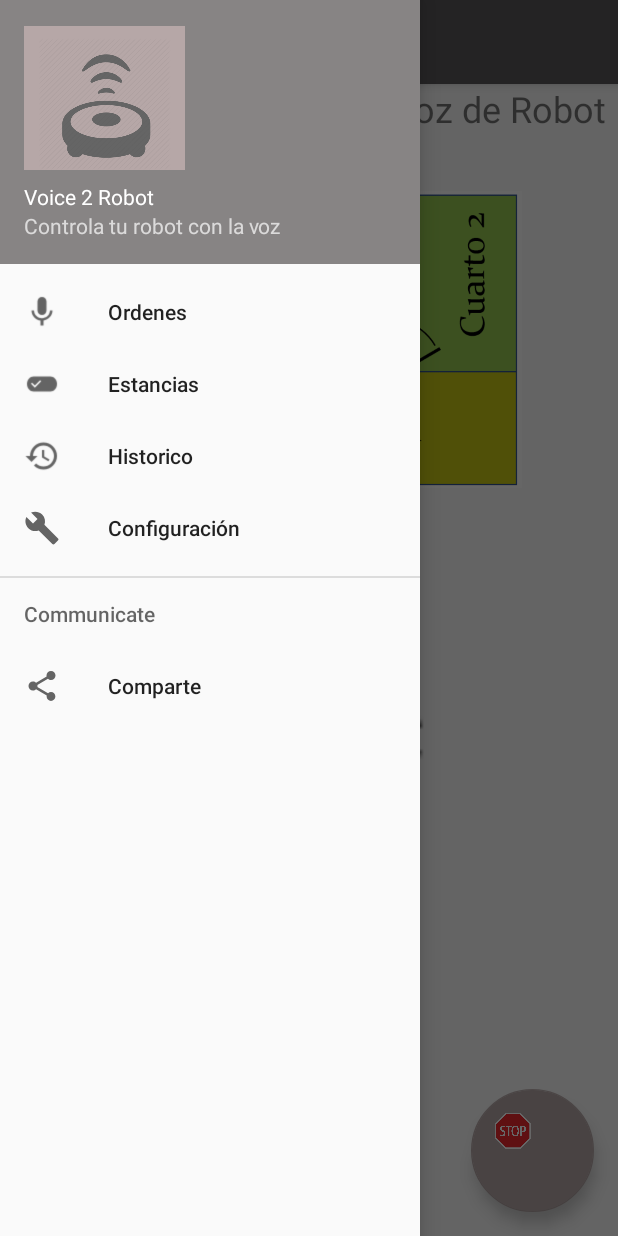
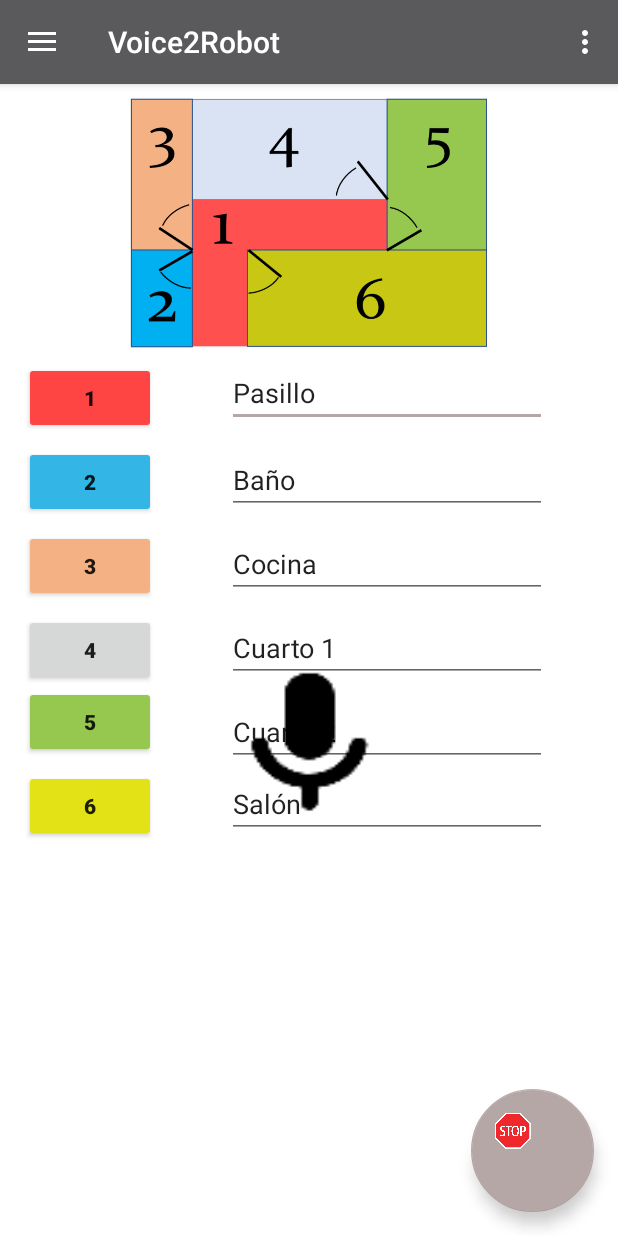
Before and after one commit to AmirHTH/Droid2Car, an Android app: the screen it shows after launch (MainActivity), in the side drawer, after a tap on "Estancias", on a phone screen of 412 x 824 dp. Run offline under Robolectric (Android 15) with nearby library versions, the phone set to English and light mode, and no system bars.

Commit message:
casi todo solo mic volador

```diff
--- a/app/build.gradle
+++ b/app/build.gradle
@@ -24,7 +24,7 @@ android {
 
 dependencies {
     implementation fileTree(dir: 'libs', include: ['*.jar'])
-    implementation"org.jetbrains.kotlin:kotlin-stdlib-jre7:$kotlin_version"
+    implementation "org.jetbrains.kotlin:kotlin-stdlib-jre7:$kotlin_version"
     implementation 'com.android.support:appcompat-v7:27.1.1'
     implementation 'com.android.support:support-v4:27.1.1'
     implementation 'com.android.support:design:27.1.1'
--- a/app/src/main/java/com/prototype/droid2car/droid2car/MainActivity.kt
+++ b/app/src/main/java/com/prototype/droid2car/droid2car/MainActivity.kt
@@ -19,6 +19,8 @@ import android.util.Log
 import android.view.View
 
 import android.widget.TextView
+import android.R.attr.fragment
+import android.support.v4.app.Fragment
 
 
 class MainActivity : AppCompatActivity(), NavigationView.OnNavigationItemSelectedListener {
@@ -87,16 +89,25 @@ class MainActivity : AppCompatActivity(), NavigationView.OnNavigationItemSelecte
 
     override fun onNavigationItemSelected(item: MenuItem): Boolean {
         // Handle navigation view item clicks here.
+
+        val fragmentManager = getSupportFragmentManager()
+        var fragment = Fragment()
+        var tag = ""
         when (item.itemId) {
             R.id.nav_ordenes -> {
-                setContentView(R.layout.activity_main)
+                tag = fragmentOrdenes.tag
+                fragment = fragmentManager.findFragmentByTag(tag) ?: fragmentOrdenes()
+                fragment.arguments
+            }
+            R.id.nav_estancias -> {
+
+                tag = fragmentPlano.tag
+                 fragment = fragmentManager.findFragmentByTag(tag) ?: fragmentPlano()
+                fragment.arguments
 
 
 
-            }
-            R.id.nav_estancias -> {
-
-                setContentView(R.layout.plano)
+                //   setContentView(R.layout.plano)
 
 
                  Log.i("Content main main "," Main layout ");
@@ -113,10 +124,15 @@ class MainActivity : AppCompatActivity(), NavigationView.OnNavigationItemSelecte
             }
 
         }
+        fragmentManager.beginTransaction()
+                .replace(R.id.fragmentArea, fragment, tag)
+                .addToBackStack(tag)
+                .commit()
 
         drawer_layout.closeDrawer(GravityCompat.START)
         return true
     }
+
 
 
     fun recVoz(view: View) {
--- /dev/null
+++ b/app/src/main/java/com/prototype/droid2car/droid2car/fragmentOrdenes.kt
@@ -0,0 +1,86 @@
+package com.prototype.droid2car.droid2car
+
+import android.content.Context
+import android.net.Uri
+import android.os.Bundle
+import android.support.v4.app.Fragment
+import android.view.LayoutInflater
+import android.view.View
+import android.view.ViewGroup
+
+
+// TODO: Rename parameter arguments, choose names that match
+// the fragment initialization parameters, e.g. ARG_ITEM_NUMBER
+
+
+/**
+ * A simple [Fragment] subclass.
+ * Activities that contain this fragment must implement the
+ * [fragmentPlano.OnFragmentInteractionListener] interface
+ * to handle interaction events.
+ * Use the [fragmentPlano.newInstance] factory method to
+ * create an instance of this fragment.
+ *
+ */
+class fragmentOrdenes : Fragment() {
+    // TODO: Rename and change types of parameters
+
+    private var listener: OnFragmentInteractionListener? = null
+
+
+
+    override fun onCreateView(inflater: LayoutInflater, container: ViewGroup?,
+                              savedInstanceState: Bundle?): View? {
+        // Inflate the layout for this fragment
+        return inflater.inflate(R.layout.ordenes, container, false)
+    }
+
+    // TODO: Rename method, update argument and hook method into UI event
+    fun onButtonPressed(uri: Uri) {
+        listener?.onFragmentInteraction(uri)
+    }
+
+    override fun onAttach(context: Context) {
+        super.onAttach(context)
+        if (context is OnFragmentInteractionListener) {
+            listener = context
+        } else {
+          //  throw RuntimeException(context.toString() + " must implement OnFragmentInteractionListener")
+        }
+    }
+
+    override fun onDetach() {
+        super.onDetach()
+        listener = null
+    }
+
+    /**
+     * This interface must be implemented by activities that contain this
+     * fragment to allow an interaction in this fragment to be communicated
+     * to the activity and potentially other fragments contained in that
+     * activity.
+     *
+     *
+     * See the Android Training lesson [Communicating with Other Fragments]
+     * (http://developer.android.com/training/basics/fragments/communicating.html)
+     * for more information.
+     */
+    interface OnFragmentInteractionListener {
+        // TODO: Update argument type and name
+        fun onFragmentInteraction(uri: Uri)
+    }
+
+    companion object {
+        /**
+         * Use this factory method to create a new instance of
+         * this fragment using the provided parameters.
+         *
+         * @param param1 Parameter 1.
+         * @param param2 Parameter 2.
+         * @return A new instance of fragment fragmentPlano.
+         */
+        // TODO: Rename and change types and number of parameters
+        val tag = "fragment_ordenes"
+
+    }
+}
--- /dev/null
+++ b/app/src/main/java/com/prototype/droid2car/droid2car/fragmentPlano.kt
@@ -0,0 +1,85 @@
+package com.prototype.droid2car.droid2car
+
+import android.content.Context
+import android.net.Uri
+import android.os.Bundle
+import android.support.v4.app.Fragment
+import android.view.LayoutInflater
+import android.view.View
+import android.view.ViewGroup
+
+
+// TODO: Rename parameter arguments, choose names that match
+// the fragment initialization parameters, e.g. ARG_ITEM_NUMBER
+
+
+/**
+ * A simple [Fragment] subclass.
+ * Activities that contain this fragment must implement the
+ * [fragmentPlano.OnFragmentInteractionListener] interface
+ * to handle interaction events.
+ * Use the [fragmentPlano.newInstance] factory method to
+ * create an instance of this fragment.
+ *
+ */
+class fragmentPlano : Fragment() {
+    // TODO: Rename and change types of parameters
+
+    private var listener: OnFragmentInteractionListener? = null
+
+  /*  override fun onCreate(savedInstanceState: Bundle?) {
+        super.onCreate(savedInstanceState)
+        arguments?.let {
+            param1 = it.getString(ARG_PARAM1)
+            param2 = it.getString(ARG_PARAM2)
+        }
+    }*/
+
+    override fun onCreateView(inflater: LayoutInflater, container: ViewGroup?,
+                              savedInstanceState: Bundle?): View? {
+        // Inflate the layout for this fragment
+        return inflater.inflate(R.layout.plano, container, false)
+    }
+
+    // TODO: Rename method, update argument and hook method into UI event
+    fun onButtonPressed(uri: Uri) {
+        listener?.onFragmentInteraction(uri)
+    }
+
+    override fun onAttach(context: Context) {
+        super.onAttach(context)
+        if (context is OnFragmentInteractionListener) {
+            listener = context
+        } else {
+          //
+        }
+    }
+
+    override fun onDetach() {
+        super.onDetach()
+        listener = null
+    }
+
+    /**
+     * This interface must be implemented by activities that contain this
+     * fragment to allow an interaction in this fragment to be communicated
+     * to the activity and potentially other fragments contained in that
+     * activity.
+     *
+     *
+     * See the Android Training lesson [Communicating with Other Fragments]
+     * (http://developer.android.com/training/basics/fragments/communicating.html)
+     * for more information.
+     */
+    interface OnFragmentInteractionListener {
+        // TODO: Update argument type and name
+        fun onFragmentInteraction(uri: Uri)
+    }
+
+    companion object {
+
+        val tag = "fragmento_plano"
+
+
+    }
+}
--- a/app/src/main/res/layout/content_main.xml
+++ b/app/src/main/res/layout/content_main.xml
@@ -8,74 +8,15 @@
     tools:context=".MainActivity"
     tools:showIn="@layout/app_bar_main">
 
-    <TextView
-        android:id="@+id/textView3"
-        android:layout_width="wrap_content"
-        android:layout_height="wrap_content"
-        android:text="Sistema de Control por Voz de Robot Aspiradora"
-        android:textAlignment="center"
-        android:textSize="24sp"
-        app:layout_constraintLeft_toLeftOf="parent"
-        app:layout_constraintRight_toRightOf="parent"
-        app:layout_constraintTop_toTopOf="parent" />
-
-    <Button
-        android:id="@+id/btn_mic"
-        android:layout_width="133dp"
-        android:layout_height="115dp"
-        android:layout_marginBottom="8dp"
-        android:layout_marginEnd="8dp"
-        android:layout_marginStart="8dp"
-        android:layout_marginTop="16dp"
-        android:background="@drawable/round_mic_black_48"
-        android:backgroundTint="@android:color/background_dark"
-        android:elevation="@dimen/nav_header_vertical_spacing"
-        android:onClick="recVoz"
-        app:layout_constraintBottom_toBottomOf="@+id/imageView2"
-        app:layout_constraintEnd_toEndOf="@+id/imageView2"
-        app:layout_constraintStart_toStartOf="@+id/imageView2"
-        app:layout_constraintTop_toTopOf="@+id/imageView2" />
-
-    <ImageView
-        android:id="@+id/imageView3"
-        android:layout_width="283dp"
-        android:layout_height="203dp"
-        android:layout_marginEnd="8dp"
-        android:layout_marginStart="8dp"
-        android:layout_marginTop="8dp"
+    <fragment
+        android:id="@+id/fragmentArea"
+        android:name="com.prototype.droid2car.droid2car.fragmentOrdenes"
+        android:layout_width="0dp"
+        android:layout_height="0dp"
+        app:layout_constraintBottom_toBottomOf="parent"
         app:layout_constraintEnd_toEndOf="parent"
         app:layout_constraintStart_toStartOf="parent"
-        app:layout_constraintTop_toBottomOf="@+id/textView3"
-        app:srcCompat="@drawable/salas" />
-
-    <ImageView
-        android:id="@+id/imageView2"
-        android:layout_width="207dp"
-        android:layout_height="180dp"
-        android:layout_marginEnd="8dp"
-        android:layout_marginStart="8dp"
-        app:layout_constraintEnd_toEndOf="parent"
-        app:layout_constraintHorizontal_bias="0.503"
-        app:layout_constraintStart_toStartOf="parent"
-        app:layout_constraintTop_toBottomOf="@+id/zonaLimpia"
-        app:srcCompat="@drawable/sharp_donut_large_black_48" />
-
-    <TextView
-        android:id="@+id/zonaLimpia"
-        android:layout_width="303dp"
-        android:layout_height="53dp"
-        android:layout_marginTop="8dp"
-        android:text="Esperando..."
-        android:textAlignment="center"
-        android:textColor="@android:color/holo_blue_dark"
-        android:textSize="18sp"
-        android:textStyle="bold"
-        app:layout_constraintBottom_toBottomOf="parent"
-        app:layout_constraintEnd_toEndOf="parent"
-        app:layout_constraintHorizontal_bias="0.506"
-        app:layout_constraintStart_toStartOf="parent"
-        app:layout_constraintTop_toBottomOf="@+id/imageView3"
-        app:layout_constraintVertical_bias="0.03"
-        tools:text="@string/nav_header_title" />
+        app:layout_constraintTop_toTopOf="parent"
+        tools:layout="@layout/ordenes" />
 
 </android.support.constraint.ConstraintLayout>
--- /dev/null
+++ b/app/src/main/res/layout/ordenes.xml
@@ -0,0 +1,78 @@
+<?xml version="1.0" encoding="utf-8"?>
+<android.support.constraint.ConstraintLayout
+    xmlns:app="http://schemas.android.com/apk/res-auto"
+    xmlns:tools="http://schemas.android.com/tools"
+    xmlns:android="http://schemas.android.com/apk/res/android" android:layout_width="match_parent"
+    android:layout_height="match_parent">
+
+
+    <TextView
+        android:id="@+id/textView3"
+        android:layout_width="wrap_content"
+        android:layout_height="wrap_content"
+        android:text="Sistema de Control por Voz de Robot Aspiradora"
+        android:textAlignment="center"
+        android:textSize="24sp"
+        app:layout_constraintLeft_toLeftOf="parent"
+        app:layout_constraintRight_toRightOf="parent"
+        app:layout_constraintTop_toTopOf="parent" />
+
+    <Button
+        android:id="@+id/btn_mic"
+        android:layout_width="133dp"
+        android:layout_height="115dp"
+        android:layout_marginBottom="8dp"
+        android:layout_marginEnd="8dp"
+        android:layout_marginStart="8dp"
+        android:layout_marginTop="16dp"
+        android:background="@drawable/round_mic_black_48"
+        android:backgroundTint="@android:color/background_dark"
+        android:onClick="recVoz"
+        app:layout_constraintBottom_toBottomOf="@+id/imageView2"
+        app:layout_constraintEnd_toEndOf="@+id/imageView2"
+        app:layout_constraintStart_toStartOf="@+id/imageView2"
+        app:layout_constraintTop_toTopOf="@+id/imageView2" />
+
+    <ImageView
+        android:id="@+id/imageView3"
+        android:layout_width="283dp"
+        android:layout_height="203dp"
+        android:layout_marginEnd="8dp"
+        android:layout_marginStart="8dp"
+        android:layout_marginTop="8dp"
+        app:layout_constraintEnd_toEndOf="parent"
+        app:layout_constraintStart_toStartOf="parent"
+        app:layout_constraintTop_toBottomOf="@+id/textView3"
+        app:srcCompat="@drawable/salas" />
+
+    <ImageView
+        android:id="@+id/imageView2"
+        android:layout_width="207dp"
+        android:layout_height="180dp"
+        android:layout_marginEnd="8dp"
+        android:layout_marginStart="8dp"
+        app:layout_constraintEnd_toEndOf="parent"
+        app:layout_constraintHorizontal_bias="0.503"
+        app:layout_constraintStart_toStartOf="parent"
+        app:layout_constraintTop_toBottomOf="@+id/zonaLimpia"
+        app:srcCompat="@drawable/sharp_donut_large_black_48" />
+
+    <TextView
+        android:id="@+id/zonaLimpia"
+        android:layout_width="303dp"
+        android:layout_height="53dp"
+        android:layout_marginTop="8dp"
+        android:text="Esperando..."
+        android:textAlignment="center"
+        android:textColor="@android:color/holo_blue_dark"
+        android:textSize="18sp"
+        android:textStyle="bold"
+        app:layout_constraintBottom_toBottomOf="parent"
+        app:layout_constraintEnd_toEndOf="parent"
+        app:layout_constraintHorizontal_bias="0.506"
+        app:layout_constraintStart_toStartOf="parent"
+        app:layout_constraintTop_toBottomOf="@+id/imageView3"
+        app:layout_constraintVertical_bias="0.03"
+        tools:text="@string/nav_header_title" />
+
+</android.support.constraint.ConstraintLayout>
--- a/app/src/main/res/layout/plano.xml
+++ b/app/src/main/res/layout/plano.xml
@@ -4,7 +4,8 @@
     xmlns:tools="http://schemas.android.com/tools"
     android:id="@+id/plano"
     android:layout_width="match_parent"
-    android:layout_height="match_parent">
+    android:layout_height="match_parent"
+    android:background="@color/blanco">
 
     <Button
         android:id="@+id/button"
@@ -36,6 +37,7 @@
         android:id="@+id/imageView4"
         android:layout_width="277dp"
         android:layout_height="169dp"
+        android:layout_marginTop="8dp"
         app:layout_constraintEnd_toEndOf="parent"
         app:layout_constraintStart_toStartOf="parent"
         app:layout_constraintTop_toTopOf="parent"
--- a/app/src/main/res/values/colors.xml
+++ b/app/src/main/res/values/colors.xml
@@ -6,4 +6,7 @@
     <color name="colorVerde">#96c850</color>
     <color name="colorOcre">#e2e216</color>
     <color name="colorMarron">#f4b183</color>
+    <color name="blanco">#ffffff</color>
+
+
 </resources>
--- a/app/src/main/res/values/strings.xml
+++ b/app/src/main/res/values/strings.xml
@@ -6,4 +6,7 @@
     <string name="nav_header_subtitle">Controla tu robot con la voz</string>
     <string name="nav_header_desc">Voice 2 Robot</string>
     <string name="action_settings">Configuración</string>
+
+    <!-- TODO: Remove or change this placeholder text -->
+    <string name="hello_blank_fragment">Hello blank fragment</string>
 </resources>
```
Also changed, not shown: app/src/main/res/layout/dialogo.xml (deleted, +0 -16 lines).
